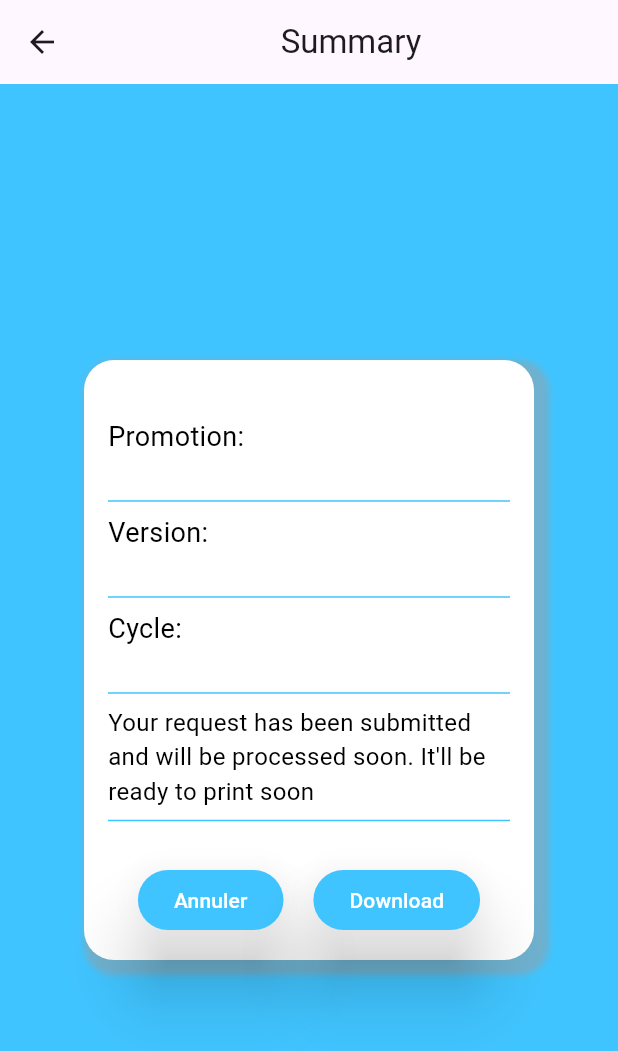
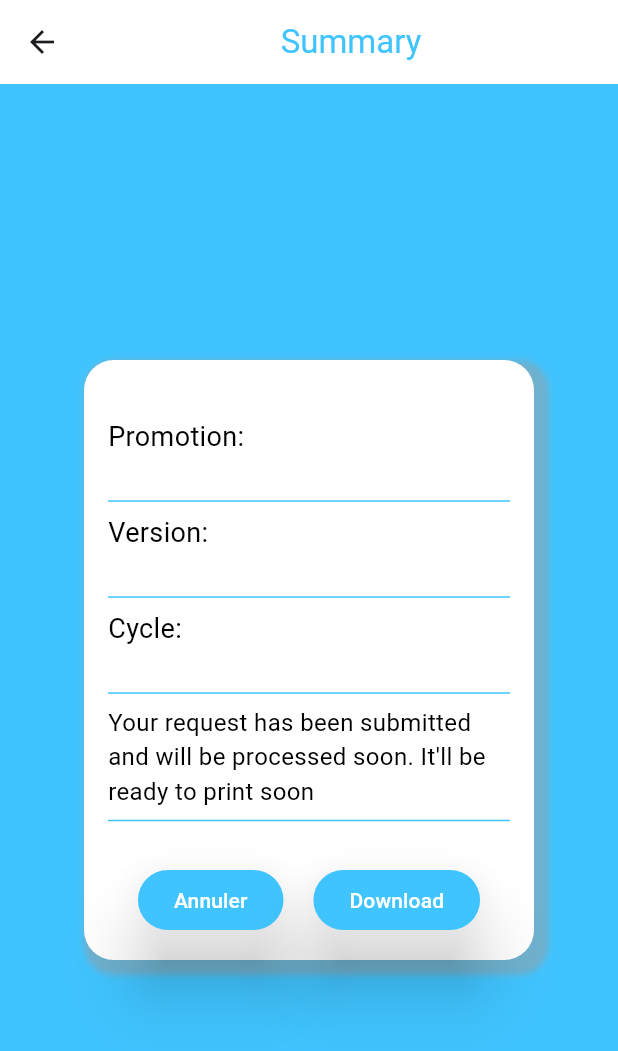
Before and after one commit to Merou1/Unichat_Flutter_App, a Flutter app: the SummaryScreen screen opened directly with empty values, on a phone screen of 412 x 824 dp. Shown: the top 1051 px of the screen. Run offline on Flutter 3.47's test engine with Material 3 defaults, Android fonts, the light colour scheme and no system bars.

Commit message:
v2.0 commit

```diff
--- a/lib/Demande/demander.dart
+++ b/lib/Demande/demander.dart
@@ -319,8 +319,8 @@ class SummaryScreen extends StatelessWidget {
   Widget build(BuildContext context) {
     return Scaffold(
       backgroundColor: Colors.lightBlueAccent,
-      appBar: AppBar(
-        title: Center(child: Text('Summary')),
+      appBar: AppBar(backgroundColor: Colors.white,
+        title: Center(child: Text('Summary',style: TextStyle(color: Colors.lightBlueAccent),)),
       ),
       body: Center(
         child: Container(
```
